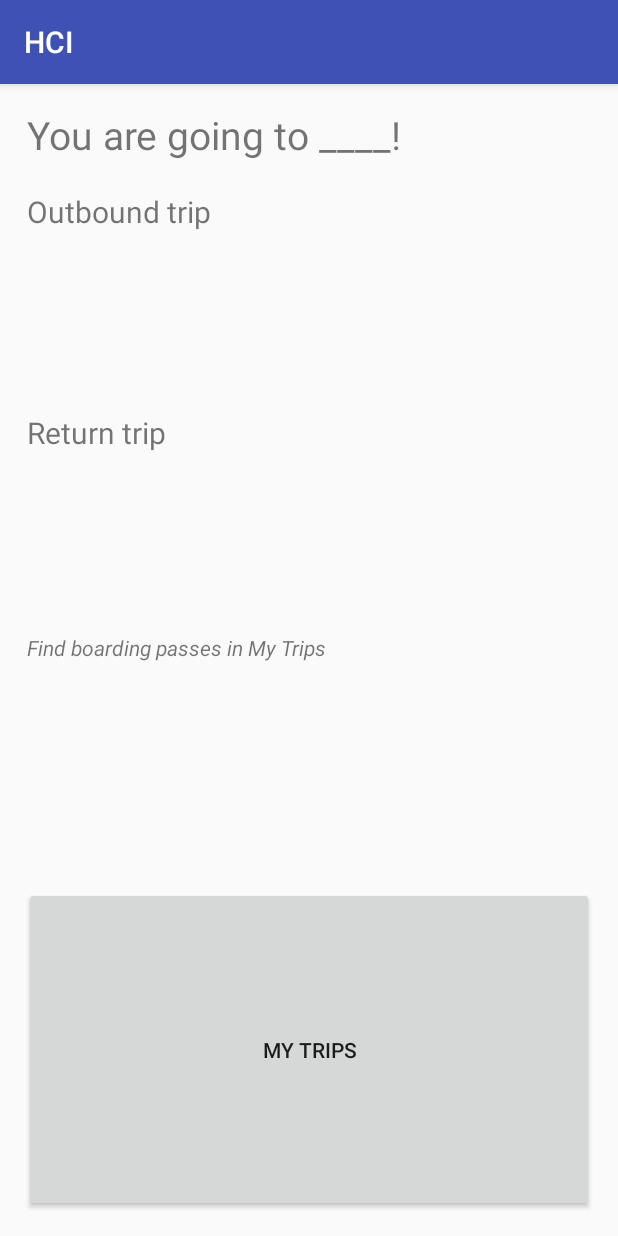
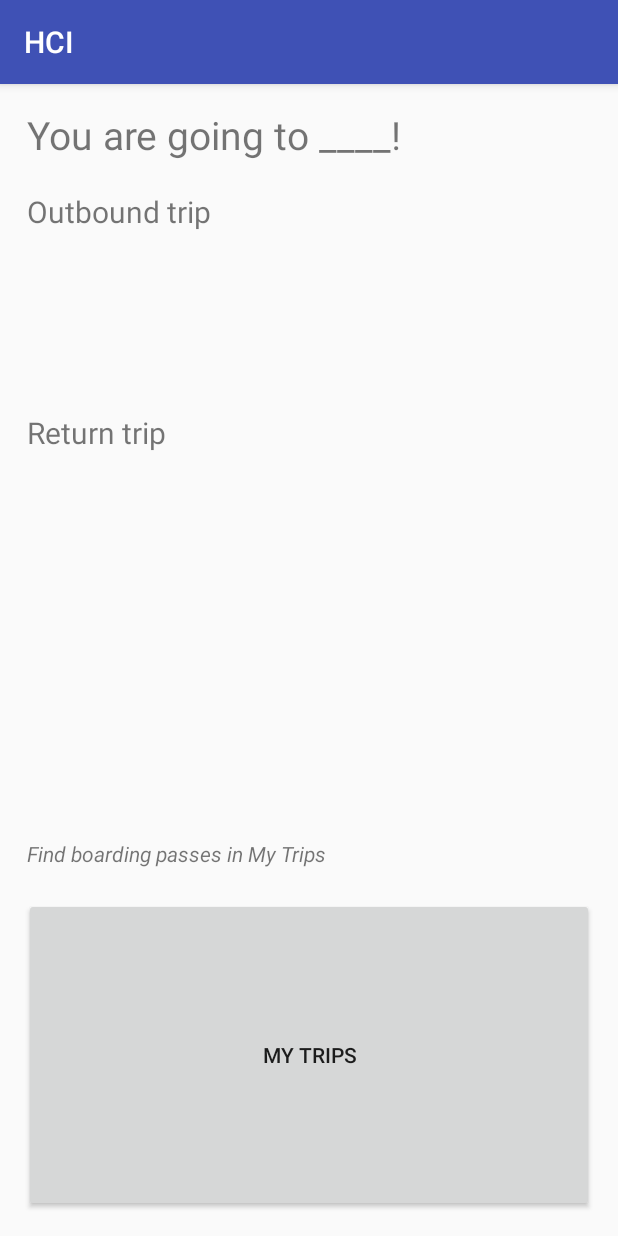
Before and after one commit to seokjunbing/hci, an Android app: the Confirmation screen opened directly, with no data from a screen before it, on a phone screen of 412 x 824 dp. Run offline under Robolectric (Android 15) with nearby library versions, the phone set to English and light mode, and no system bars.

```diff
--- a/app/src/main/res/layout/activity_confirmation.xml
+++ b/app/src/main/res/layout/activity_confirmation.xml
@@ -48,19 +48,20 @@
         android:layout_height="100dp">
     </ListView>
 
+    <View
+        android:id="@+id/view"
+        android:layout_width="match_parent"
+        android:layout_height="137dp" />
+
     <TextView
         android:id="@+id/textView8"
         android:layout_width="match_parent"
         android:layout_height="wrap_content"
+        android:layout_marginBottom="20dp"
         android:layout_marginLeft="2dp"
         android:layout_marginTop="10dp"
-        android:textStyle="italic"
-        android:text="Find boarding passes in My Trips" />
-
-    <View
-        android:id="@+id/view"
-        android:layout_width="match_parent"
-        android:layout_height="150dp" />
+        android:text="Find boarding passes in My Trips"
+        android:textStyle="italic" />
 
     <Button
         android:id="@+id/upcoming_trips"
--- a/app/src/main/res/layout/activity_trip_summary.xml
+++ b/app/src/main/res/layout/activity_trip_summary.xml
@@ -49,7 +49,7 @@
                 android:id="@+id/price_pp"
                 android:layout_width="wrap_content"
                 android:layout_height="wrap_content"
-                android:text="Price per person"
+                android:text="Ticket price per person"
                 app:layout_constraintBottom_toTopOf="@+id/TF_pp"
                 app:layout_constraintEnd_toStartOf="@+id/price_pp_val"
                 app:layout_constraintHorizontal_bias="0.0"
```
Also changed, not shown: app/src/main/java/me/junbing/hci/TripSummary.java (+19 -4 lines).
